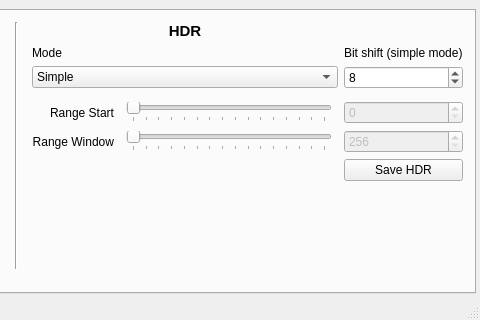
Above: ui/mainwindow.ui from emergent-design/libpsinc before the change; both pictures show x 268 to 748 and y 256 to 576 of the 748 by 576 pixel window. Below: the same form after it.
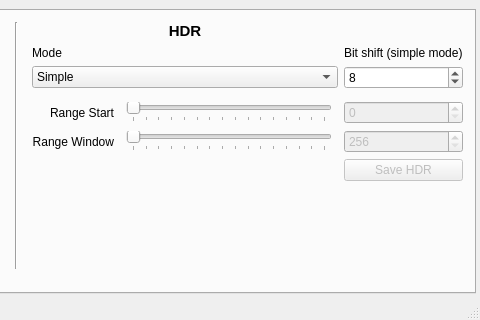
That is the form after the change. The open tabs and pages were chosen to show the change. Custom widgets are drawn as their Qt base class.

Commit message: Added the option to choose an output filename when saving an HDR image. It will also now default to PNG (which supports 16-bits per channel) instead of the custom .eri format.

```diff
--- a/ui/mainwindow.ui
+++ b/ui/mainwindow.ui
@@ -971,6 +971,9 @@
         </item>
         <item row="6" column="9">
          <widget class="QPushButton" name="saveHdrButton">
+          <property name="enabled">
+           <bool>false</bool>
+          </property>
           <property name="text">
            <string>Save HDR</string>
           </property>
```
Left out of the diff: 2 changed lines with no effect on the pictures. The commit also changes 1 other file.
